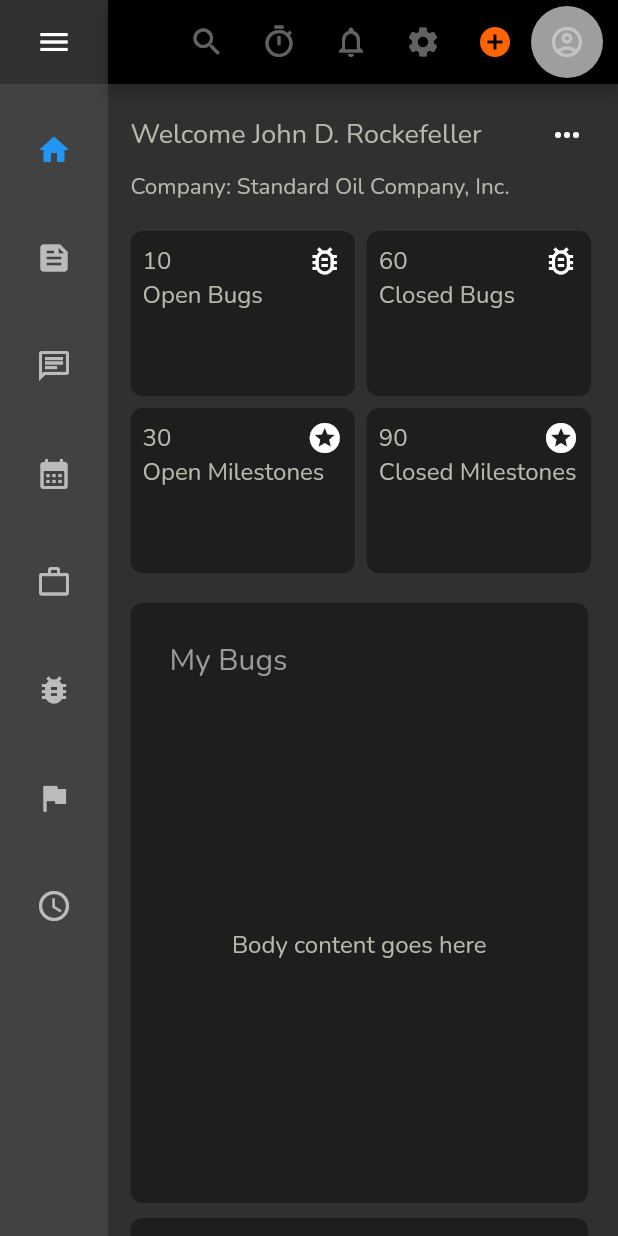
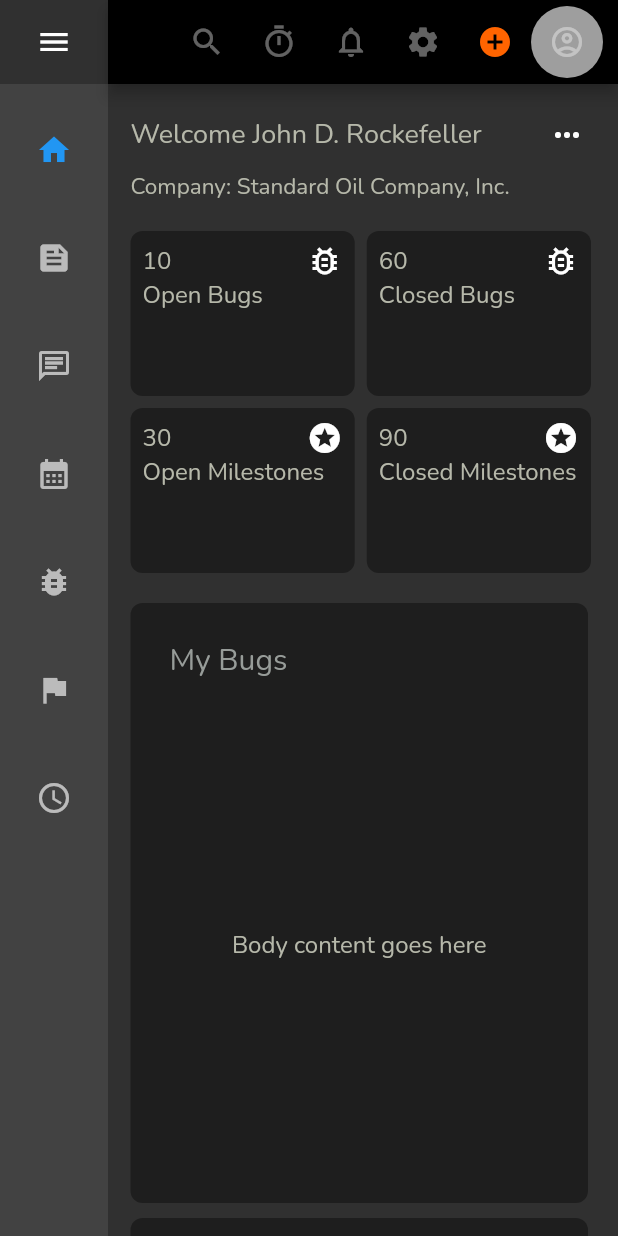
Before and after one commit to LOVE-CRAFTT/Bug-Tracker, a Flutter app: the screen it shows after launch, on a phone screen of 412 x 824 dp. Run offline on Flutter 3.47's test engine with Material 2 defaults, Android fonts, the phone set to English and light mode, and no system bars.

Commit message:
remove unnecessary placeholder

```diff
--- a/bug_tracker/lib/utilities/constants.dart
+++ b/bug_tracker/lib/utilities/constants.dart
@@ -26,7 +26,8 @@ Map<String, Icon> navRailData = {
   'Feed': const Icon(Icons.feed),
   'Discuss': const Icon(Icons.chat_outlined),
   'Calendar': const Icon(Icons.calendar_month),
-  'Projects': const Icon(Icons.work_outline),
+  // Not for staff will replace when doing the admin
+  // 'Projects': const Icon(Icons.work_outline),
   'Bugs': const Icon(Icons.bug_report),
   'Milestones': const Icon(Icons.flag),
   'Timesheets': const Icon(Icons.access_time)
@@ -75,9 +76,4 @@ List<LargeContainer> largeContainers = [
     icons: [Icons.edit, Icons.delete],
     body: Text("Body content goes here"),
   ),
-  const LargeContainer(
-    title: "My Events",
-    icons: [Icons.edit, Icons.delete],
-    body: Text("Body content goes here"),
-  ),
 ];
--- a/bug_tracker/lib/utilities/page_functions.dart
+++ b/bug_tracker/lib/utilities/page_functions.dart
@@ -21,13 +21,13 @@ Widget selectPage() {
       return const DiscussPage();
     case 3:
       return const CalendarPage();
+    // case []:
+    //   return const ProjectsPage();
     case 4:
-      return const ProjectsPage();
+      return const BugsPage();
     case 5:
-      return const BugsPage();
+      return const MilestonesPage();
     case 6:
-      return const MilestonesPage();
-    case 7:
       return const TimesheetsPage();
     default:
       return const HomePage();
```
